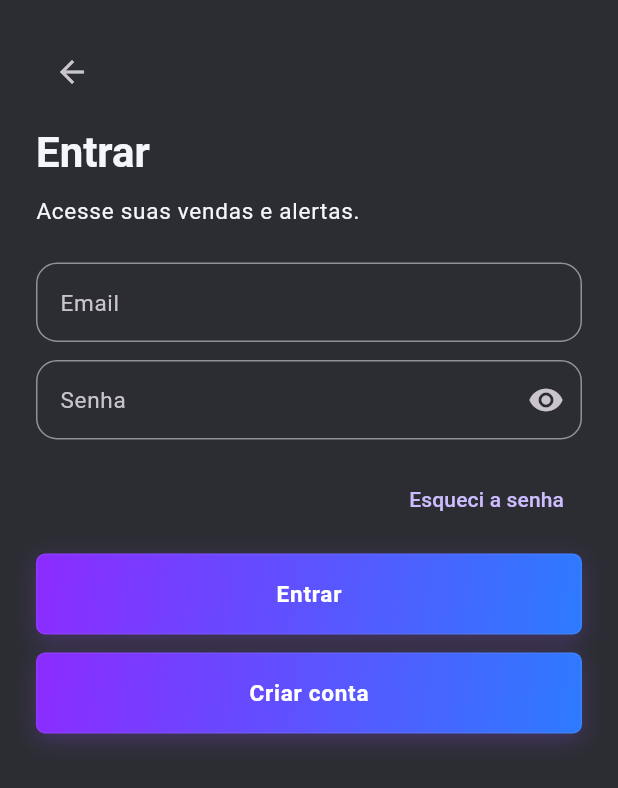
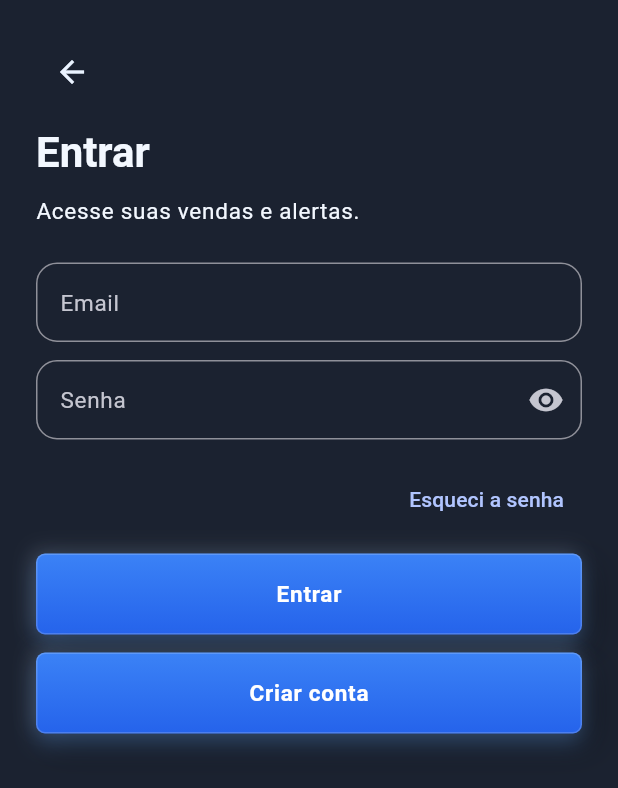
Before and after one commit to Mauricio-HNS/ClinicFlow-AI, a Flutter app: the screen it shows after launch, after a tap on "Pular", after a tap on "Entrar", on a phone screen of 412 x 824 dp. Shown: the top 788 px of the screen. Run offline on Flutter 3.47's test engine with Material 3 defaults, Android fonts, the phone set to English and light mode, and no system bars; our stand-ins replace image_picker.

Commit message:
style(ui): apply blue-white neumorphic buttons and icon theme

```diff
--- a/lib/app.dart
+++ b/lib/app.dart
@@ -32,14 +32,17 @@ class GarageSaleApp extends StatelessWidget {
         ),
         scaffoldBackgroundColor: AppColors.canvas,
         shadowColor: AppColors.glow,
+        iconTheme: const IconThemeData(
+          color: Color(0xFFEAF3FF),
+        ),
         useMaterial3: true,
         navigationBarTheme: NavigationBarThemeData(
           backgroundColor: AppColors.surface,
-          indicatorColor: AppColors.highlight,
+          indicatorColor: AppColors.primary.withValues(alpha: 0.22),
           iconTheme: WidgetStateProperty.resolveWith(
             (states) => IconThemeData(
               size: 26,
-              color: states.contains(WidgetState.selected) ? AppColors.primaryEnd : AppColors.textMuted,
+              color: states.contains(WidgetState.selected) ? const Color(0xFFEAF3FF) : AppColors.textMuted,
             ),
           ),
           labelTextStyle: WidgetStateProperty.resolveWith(
@@ -62,14 +65,16 @@ class GarageSaleApp extends StatelessWidget {
           style: FilledButton.styleFrom(
             backgroundColor: AppColors.primary,
             foregroundColor: Colors.white,
+            elevation: 0,
             shape: RoundedRectangleBorder(borderRadius: BorderRadius.circular(18)),
           ),
         ),
         outlinedButtonTheme: OutlinedButtonThemeData(
           style: OutlinedButton.styleFrom(
-            foregroundColor: AppColors.textPrimary,
+            foregroundColor: const Color(0xFFEAF3FF),
+            backgroundColor: AppColors.highlight.withValues(alpha: 0.55),
             shape: RoundedRectangleBorder(borderRadius: BorderRadius.circular(18)),
-            side: BorderSide(color: AppColors.textPrimary.withValues(alpha: 0.12)),
+            side: BorderSide(color: Colors.white.withValues(alpha: 0.18)),
           ),
         ),
       ),
--- a/lib/theme/app_colors.dart
+++ b/lib/theme/app_colors.dart
@@ -1,23 +1,23 @@
 import 'package:flutter/material.dart';
 
 class AppColors {
-  static const primaryStart = Color(0xFF8C2BFF);
-  static const primaryEnd = Color(0xFF2D7BFF);
-  static const primary = Color(0xFF6E32FF);
-  static const canvas = Color(0xFF2B2D33);
-  static const surface = Color(0xFF343842);
-  static const highlight = Color(0xFF3C404B);
-  static const textPrimary = Color(0xFFF4F6FB);
-  static const textMuted = Color(0xFFB8BFCC);
-  static const glow = Color(0xFF9B4DFF);
+  static const primaryStart = Color(0xFF3B82F6);
+  static const primaryEnd = Color(0xFF2563EB);
+  static const primary = Color(0xFF2F6FE8);
+  static const canvas = Color(0xFF1B2230);
+  static const surface = Color(0xFF232D3F);
+  static const highlight = Color(0xFF2D3950);
+  static const textPrimary = Color(0xFFF3F8FF);
+  static const textMuted = Color(0xFFB9C7DD);
+  static const glow = Color(0xFF60A5FA);
 
   static const furniture = Color(0xFFFF6B6B);
   static const clothing = Color(0xFFFFB86B);
   static const electronics = Color(0xFF38BDF8);
   static const kitchen = Color(0xFF60A5FA);
-  static const misc = Color(0xFF8B5CF6);
+  static const misc = Color(0xFF4F9CFF);
 
   static const price = Color(0xFFFF8FAB);
   static const distance = Color(0xFF34D399);
-  static const accent = Color(0xFF7C3AED);
+  static const accent = Color(0xFF2563EB);
 }
--- a/lib/widgets/gradient_button.dart
+++ b/lib/widgets/gradient_button.dart
@@ -28,7 +28,16 @@ class GradientButton extends StatelessWidget {
       mainAxisSize: MainAxisSize.min,
       children: [
         if (icon != null) ...[
-          Icon(icon, color: Colors.white, size: 28),
+          Container(
+            width: 30,
+            height: 30,
+            decoration: BoxDecoration(
+              color: Colors.white.withValues(alpha: 0.18),
+              borderRadius: BorderRadius.circular(10),
+              border: Border.all(color: Colors.white.withValues(alpha: 0.24)),
+            ),
+            child: Icon(icon, color: Colors.white, size: 18),
+          ),
           const SizedBox(width: 8),
         ],
         Text(label, style: Theme.of(context).textTheme.bodyLarge?.copyWith(color: Colors.white, fontWeight: FontWeight.w600)),
@@ -40,19 +49,29 @@ class GradientButton extends StatelessWidget {
       decoration: BoxDecoration(
         gradient: const LinearGradient(
           colors: [AppColors.primaryStart, AppColors.primaryEnd],
-          begin: Alignment.topLeft,
-          end: Alignment.bottomRight,
+          begin: Alignment.topCenter,
+          end: Alignment.bottomCenter,
         ),
         borderRadius: BorderRadius.circular(radius),
         border: Border.all(
-          color: Colors.white.withValues(alpha: 0.06),
+          color: Colors.white.withValues(alpha: 0.18),
           width: 1,
         ),
         boxShadow: [
           BoxShadow(
-            color: AppColors.glow.withValues(alpha: 0.25),
+            color: Colors.white.withValues(alpha: 0.12),
+            blurRadius: 10,
+            offset: const Offset(-3, -3),
+          ),
+          BoxShadow(
+            color: Colors.black.withValues(alpha: 0.35),
+            blurRadius: glowBlur + 6,
+            offset: const Offset(8, 8),
+          ),
+          BoxShadow(
+            color: AppColors.glow.withValues(alpha: 0.3),
             blurRadius: glowBlur,
-            offset: const Offset(0, 4),
+            offset: const Offset(0, 6),
           ),
         ],
       ),
```
